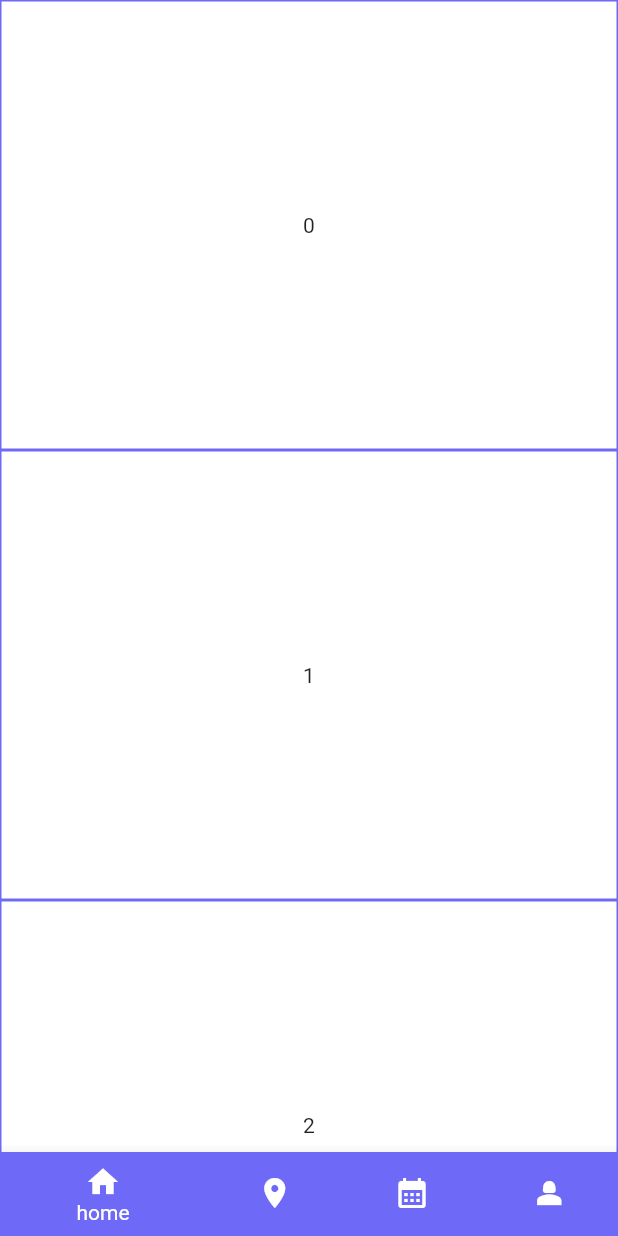
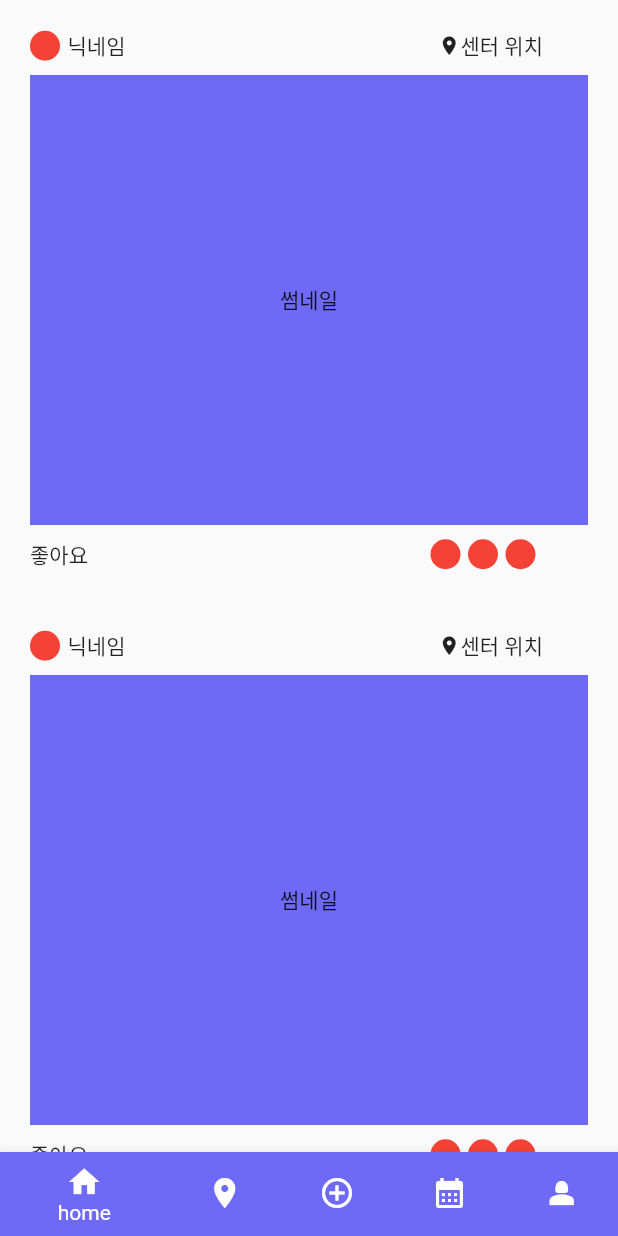
Before and after one commit to ho323/with_wall, a Flutter app: the screen it shows after launch, on a phone screen of 412 x 824 dp. Run offline on Flutter 3.47's test engine with Material 2 defaults, Android fonts, the phone set to English and light mode, and no system bars.

Commit message:
피드 수정

```diff
--- a/lib/component/feed.dart
+++ b/lib/component/feed.dart
@@ -23,19 +23,84 @@ class Feed extends StatelessWidget {
         );
       },
       child: Container(
-        height: 300,
-        decoration: BoxDecoration(
-          border: Border.all(
-            color: PRIMARY_COLOR,
-          ),
-          color: Colors.white,
-        ),
-        child: Center(
-          child: Text(
-            postNumber.toString(),
-          ),
+        padding: EdgeInsets.all(20),
+        height: 400,
+        // decoration: BoxDecoration(
+        //   border: Border.all(
+        //     color: PRIMARY_COLOR,
+        //   ),
+        //   color: Colors.white,
+        // ),
+        child: Column(
+          mainAxisAlignment: MainAxisAlignment.spaceBetween,
+          children: [
+            Row(
+              mainAxisAlignment: MainAxisAlignment.spaceBetween,
+              children: [
+                Row(
+                  children: [
+                    RenderCircle(),
+                    Text('닉네임'),
+                  ],
+                ),
+                Row(
+                  children: [
+                    Icon(Icons.place, size: 15),
+                    Text('센터 위치'),
+                    SizedBox(width: 30),
+                  ],
+                ),
+              ],
+            ),
+            Container(
+              width: MediaQuery.of(context).size.width,
+              height: 300,
+              color: PRIMARY_COLOR,
+              child: Center(
+                child: Text('썸네일'),
+              ),
+            ),
+            Column(
+              children: [
+                Row(
+                  mainAxisAlignment: MainAxisAlignment.spaceBetween,
+                  children: [
+                    Row(
+                      children: [
+                        Text('좋아요'),
+                      ],
+                    ),
+                    Row(
+                      children: [
+                        RenderCircle(),
+                        RenderCircle(),
+                        RenderCircle(),
+                        SizedBox(width: 30),
+                      ],
+                    ),
+                  ],
+                ),
+              ],
+            ),
+          ],
         ),
       ),
     );
   }
+
+  Widget RenderCircle() {
+    return Row(
+      children: [
+        Container(
+          decoration: BoxDecoration(
+            color: Colors.red,
+            shape: BoxShape.circle,
+          ),
+          width: 20.0,
+          height: 20.0,
+        ),
+        SizedBox(width: 5),
+      ],
+    );
+  }
 }
--- /dev/null
+++ b/lib/screen/add_post.dart
@@ -0,0 +1,10 @@
+import 'package:flutter/material.dart';
+
+class AddPostScreen extends StatelessWidget {
+  const AddPostScreen({Key? key}) : super(key: key);
+
+  @override
+  Widget build(BuildContext context) {
+    return Scaffold();
+  }
+}
--- a/lib/screen/home_screen.dart
+++ b/lib/screen/home_screen.dart
@@ -1,5 +1,6 @@
 import 'package:flutter/material.dart';
 import 'package:with_wall/const/colors.dart';
+import 'package:with_wall/screen/add_post.dart';
 import 'package:with_wall/screen/caledar_screen.dart';
 import 'package:with_wall/screen/center_list_screen.dart';
 import 'package:with_wall/screen/feed_screen.dart';
@@ -21,6 +22,7 @@ class _HomeScreenState extends State<HomeScreen> {
       body: [
         FeedScreen(),
         CenterListScreen(),
+        AddPostScreen(),
         CalendarScreen(),
         ProfileScreen(),
       ][tab],
@@ -49,6 +51,13 @@ class _HomeScreenState extends State<HomeScreen> {
           BottomNavigationBarItem(
             backgroundColor: PRIMARY_COLOR,
             icon: Icon(
+              Icons.add_circle_outline,
+            ),
+            label: 'add',
+          ),
+          BottomNavigationBarItem(
+            backgroundColor: PRIMARY_COLOR,
+            icon: Icon(
               Icons.calendar_month,
             ),
             label: 'calendar',
```
Also changed, not shown: 14 other files.
